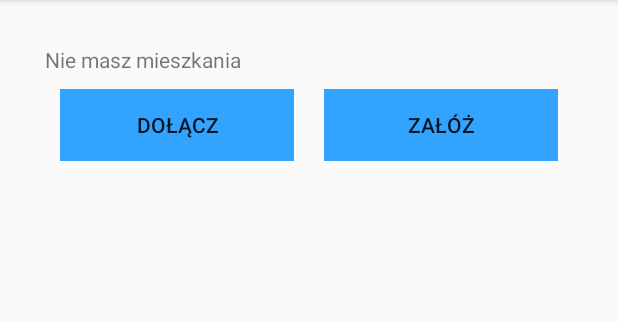
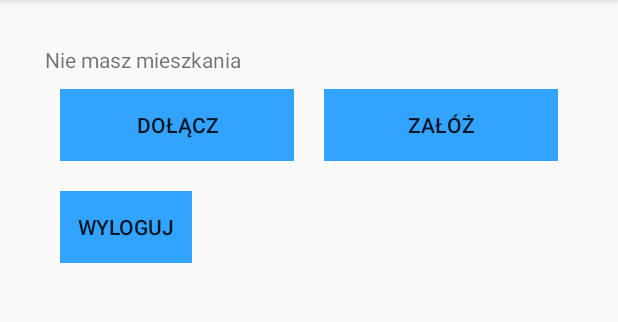
Before and after one commit to piowik/io-projekt-2018, an Android app: the NoFlatActivity screen opened directly, with no data from a screen before it, on a phone screen of 412 x 824 dp, the part 84-406 px from its top. Run offline under Robolectric (Android 15) with nearby library versions, the phone set to English and light mode, and no system bars.

Commit message:
Divided NoFlatActivity into fragments

```diff
--- a/app/src/main/java/io/almp/flatmanager/NoFlatActivity.java
+++ b/app/src/main/java/io/almp/flatmanager/NoFlatActivity.java
@@ -1,6 +1,7 @@
 package io.almp.flatmanager;
 
 import android.os.Bundle;
+import android.support.v4.app.FragmentTransaction;
 import android.support.v7.app.AppCompatActivity;
 
 public class NoFlatActivity extends AppCompatActivity {
@@ -9,7 +10,10 @@ public class NoFlatActivity extends AppCompatActivity {
     protected void onCreate(Bundle savedInstanceState) {
         super.onCreate(savedInstanceState);
         setContentView(R.layout.activity_no_flat);
-
+        NoFlatFragment fragment = new NoFlatFragment();
+        FragmentTransaction fragmentTransaction = getSupportFragmentManager().beginTransaction();
+        fragmentTransaction.replace(R.id.fragment_container, fragment);
+        fragmentTransaction.commit();
     }
 
 }
--- /dev/null
+++ b/app/src/main/java/io/almp/flatmanager/NoFlatFragment.java
@@ -0,0 +1,40 @@
+package io.almp.flatmanager;
+
+import android.os.Bundle;
+import android.support.v4.app.Fragment;
+import android.support.v4.app.FragmentTransaction;
+import android.view.LayoutInflater;
+import android.view.View;
+import android.view.ViewGroup;
+import android.widget.Button;
+import android.widget.Toast;
+
+public class NoFlatFragment extends Fragment {
+    @Override
+    public View onCreateView(LayoutInflater inflater, ViewGroup container,
+                             Bundle savedInstanceState) {
+        final View rootView = inflater.inflate(R.layout.fragment_no_flat, container, false);
+        Button joinFlatButton = rootView.findViewById(R.id.button_join_flat);
+        Button createFlatButton = rootView.findViewById(R.id.button_create_flat);
+        Button logoutButton = rootView.findViewById(R.id.button_logout);
+
+        joinFlatButton.setOnClickListener(view -> {
+            JoinFlatFragment joinFlatFragment = new JoinFlatFragment();
+            FragmentTransaction fragmentTransaction = getFragmentManager().beginTransaction();
+            fragmentTransaction.replace(R.id.fragment_container, joinFlatFragment);
+            onSaveInstanceState(savedInstanceState);
+            fragmentTransaction.commit();
+        });
+        createFlatButton.setOnClickListener(view -> {
+            CreateFlatFragment createFlatFragment = new CreateFlatFragment();
+            FragmentTransaction fragmentTransaction = getFragmentManager().beginTransaction();
+            fragmentTransaction.replace(R.id.fragment_container, createFlatFragment);
+            onSaveInstanceState(savedInstanceState);
+            fragmentTransaction.commit();
+        });
+        logoutButton.setOnClickListener(view -> {
+            Toast.makeText(getContext(), "Logout", Toast.LENGTH_SHORT).show();
+        });
+        return rootView;
+    }
+}
--- a/app/src/main/res/layout/activity_no_flat.xml
+++ b/app/src/main/res/layout/activity_no_flat.xml
@@ -1,42 +1,13 @@
 <?xml version="1.0" encoding="utf-8"?>
-<LinearLayout
+<android.support.constraint.ConstraintLayout
     xmlns:android="http://schemas.android.com/apk/res/android"
-    xmlns:tools="http://schemas.android.com/tools"
-    android:id="@+id/login_fragment_id"
     android:layout_width="match_parent"
-    android:layout_height="match_parent"
-    tools:context=".LoginActivity"
-    android:orientation="vertical"
-    android:padding="30dp">
+    android:layout_height="match_parent">
 
-    <TextView
-        android:id="@+id/textView2"
+    <FrameLayout
+        android:id="@+id/fragment_container"
         android:layout_width="match_parent"
-        android:layout_height="wrap_content"
-        android:text="@string/no_flat" />
+        android:layout_height="match_parent">
+    </FrameLayout>
 
-    <LinearLayout
-        android:layout_width="match_parent"
-        android:layout_height="wrap_content"
-        android:orientation="horizontal">
-        <Button
-            style="@style/Base.Widget.AppCompat.Button.Borderless"
-            android:layout_width="0dp"
-            android:layout_height="wrap_content"
-            android:layout_weight="1"
-            android:text="@string/join_flat"
-            android:id="@+id/button_join_flat"
-            android:background="@color/colorPrimary"
-            android:layout_margin="10dp"/>
-        <Button
-            style="@style/Base.Widget.AppCompat.Button.Borderless"
-            android:layout_width="0dp"
-            android:layout_height="wrap_content"
-            android:layout_weight="1"
-            android:text="@string/create_flat"
-            android:id="@+id/button_create_flat"
-            android:background="@color/colorPrimary"
-            android:layout_margin="10dp"/>
-    </LinearLayout>
-
-</LinearLayout>
+</android.support.constraint.ConstraintLayout>
--- /dev/null
+++ b/app/src/main/res/layout/fragment_no_flat.xml
@@ -0,0 +1,52 @@
+<?xml version="1.0" encoding="utf-8"?>
+<LinearLayout xmlns:android="http://schemas.android.com/apk/res/android"
+    xmlns:tools="http://schemas.android.com/tools"
+    android:id="@+id/login_fragment_id"
+    android:layout_width="match_parent"
+    android:layout_height="wrap_content"
+    android:orientation="vertical"
+    android:padding="30dp"
+    tools:context=".NoFlatActivity">
+
+    <TextView
+        android:id="@+id/textView2"
+        android:layout_width="match_parent"
+        android:layout_height="wrap_content"
+        android:text="@string/no_flat" />
+
+    <LinearLayout
+        android:layout_width="match_parent"
+        android:layout_height="wrap_content"
+        android:orientation="horizontal">
+
+        <Button
+            android:id="@+id/button_join_flat"
+            style="@style/Base.Widget.AppCompat.Button.Borderless"
+            android:layout_width="0dp"
+            android:layout_height="wrap_content"
+            android:layout_margin="10dp"
+            android:layout_weight="1"
+            android:background="@color/colorPrimary"
+            android:text="@string/join_flat" />
+
+        <Button
+            android:id="@+id/button_create_flat"
+            style="@style/Base.Widget.AppCompat.Button.Borderless"
+            android:layout_width="0dp"
+            android:layout_height="wrap_content"
+            android:layout_margin="10dp"
+            android:layout_weight="1"
+            android:background="@color/colorPrimary"
+            android:text="@string/create_flat" />
+    </LinearLayout>
+
+    <Button
+        android:id="@+id/button_logout"
+        style="@style/Base.Widget.AppCompat.Button.Borderless"
+        android:layout_width="wrap_content"
+        android:layout_height="wrap_content"
+        android:layout_margin="10dp"
+        android:background="@color/colorPrimary"
+        android:text="@string/logout" />
+
+</LinearLayout>
```
Also changed, not shown: app/src/main/java/io/almp/flatmanager/CreateFlatFragment.java (added, +20 -0 lines), app/src/main/java/io/almp/flatmanager/JoinFlatFragment.java (added, +20 -0 lines), app/src/main/res/layout/fragment_create_flat.xml (added, +18 -0 lines), app/src/main/res/layout/fragment_join_flat.xml (added, +18 -0 lines).
